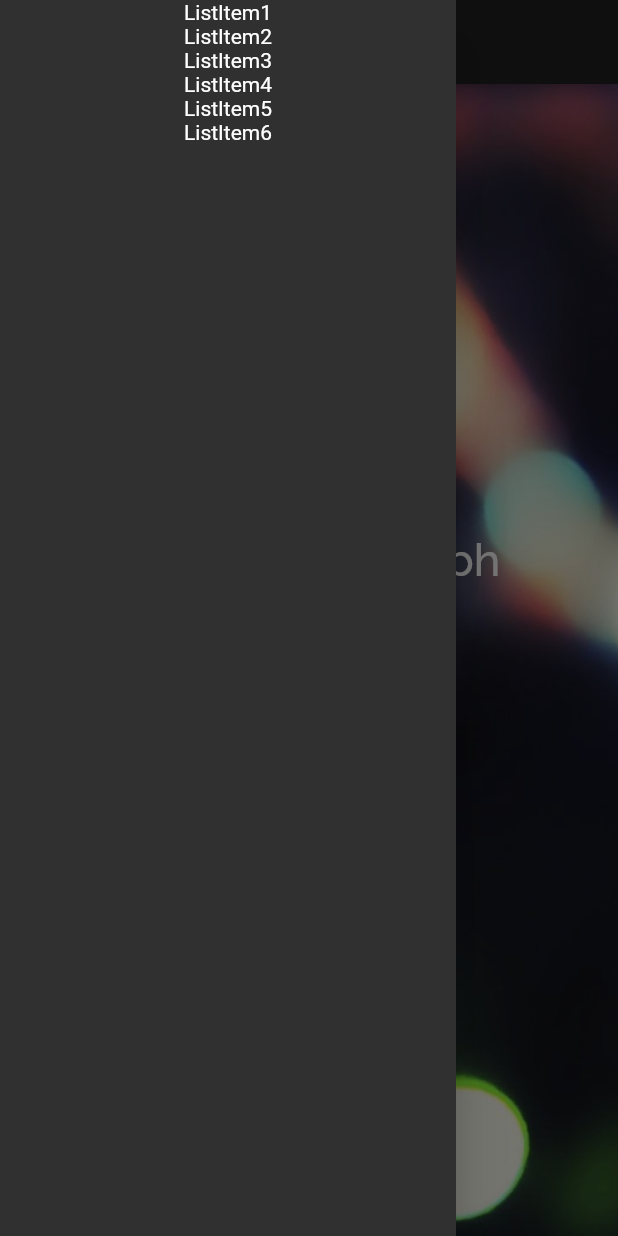
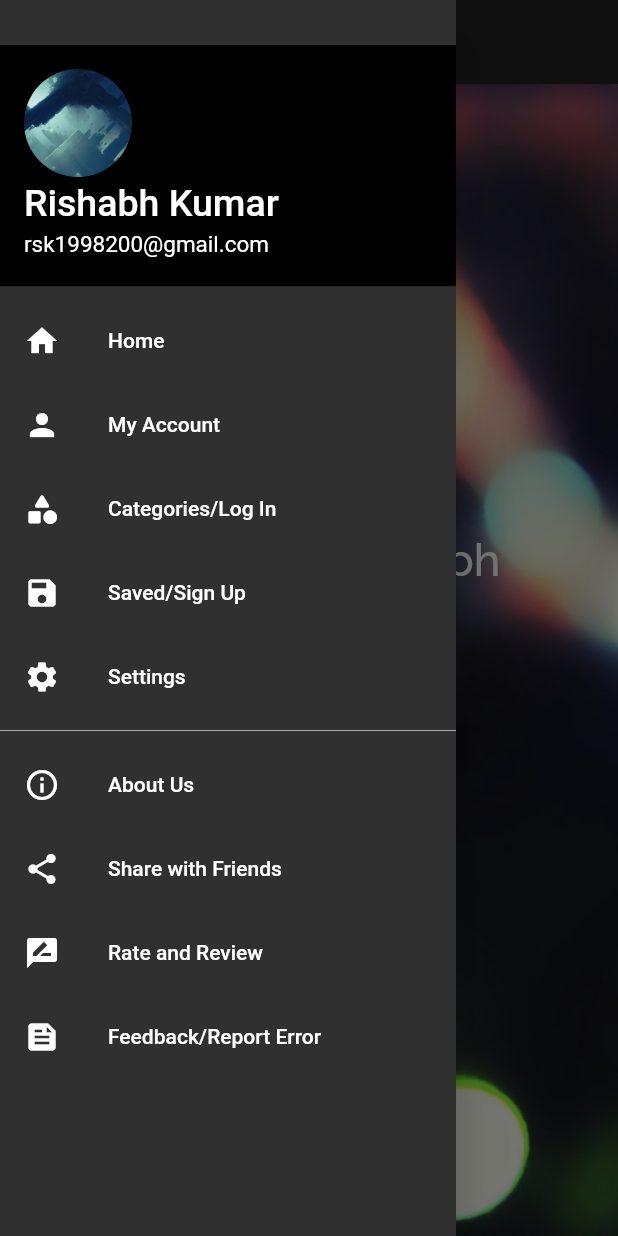
Before and after one commit to Rishabh3998/TeNeT, a Flutter app: the screen it shows after launch, with the side drawer open, on a phone screen of 412 x 824 dp. Run offline on Flutter 3.47's test engine with Material 2 defaults, Android fonts, the phone set to English and light mode, and no system bars; our stand-ins replace google_fonts.

Commit message:
UI Changed

```diff
--- a/lib/main.dart
+++ b/lib/main.dart
@@ -1,6 +1,5 @@
 import 'package:flutter/material.dart';
 import 'package:login_page/screens/home_page.dart';
-import 'package:login_page/screens/login_page.dart';
 
 void main() {
   runApp(MyApp());
--- a/lib/screens/home_page.dart
+++ b/lib/screens/home_page.dart
@@ -1,6 +1,8 @@
 import 'package:flutter/material.dart';
 import 'package:google_fonts/google_fonts.dart';
 import 'package:login_page/screens/login_page.dart';
+import 'package:login_page/screens/mainlogin_page.dart';
+import 'package:login_page/screens/signup_page.dart';
 
 class HomePage extends StatefulWidget {
   @override
@@ -16,14 +18,131 @@ class _HomePageState extends State<HomePage> {
           centerTitle: true,
         ),
         drawer: Drawer(
-          child: Column(
-            children: [
-              Text("ListItem1"),
-              Text("ListItem2"),
-              Text("ListItem3"),
-              Text("ListItem4"),
-              Text("ListItem5"),
-              Text("ListItem6"),
+          child: ListView(
+            // Important: Remove any padding from the ListView.
+            padding: EdgeInsets.only(top: 30.0),
+            children: <Widget>[
+              // SizedBox(
+              //   height: 30.0,
+              // ),
+              // Padding(
+              //   padding: EdgeInsets.fromLTRB(10, 10, 30, 10),
+              //   child: Text(
+              //     'TeNet',
+              //     style: GoogleFonts.raleway(
+              //       fontStyle: FontStyle.normal,
+              //       fontWeight: FontWeight.w600,
+              //       fontSize: 30.0,
+              //     ),
+              //   ),
+              // ),
+              UserAccountsDrawerHeader(
+                accountName: Text(
+                  "Rishabh Kumar",
+                  style: TextStyle(fontSize: 25.0),
+                ),
+                accountEmail: Text(
+                  'rsk1998200@gmail.com',
+                  style: TextStyle(fontSize: 15.0),
+                ),
+                currentAccountPicture: CircleAvatar(
+                  backgroundImage: AssetImage('assets/images/5.jpg'),
+                ),
+                decoration: BoxDecoration(
+                  color: Colors.black,
+                  // image: DecorationImage(
+                  //   image: AssetImage('assets/images/7.jpg'),
+                  //   fit: BoxFit.cover,
+                  // ),
+                ),
+              ),
+              ListTile(
+                title: Text('Home'),
+                leading: Icon(Icons.home),
+                onTap: () {
+                  // Update the state of the app.
+                  // ...
+                },
+              ),
+              ListTile(
+                title: Text('My Account'),
+                leading: Icon(Icons.person),
+                onTap: () {
+                  Navigator.push(
+                    context,
+                    MaterialPageRoute(
+                      builder: (context) => LoginPage(),
+                    ),
+                  );
+                },
+              ),
+              ListTile(
+                title: Text('Categories/Log In'),
+                leading: Icon(Icons.category_rounded),
+                onTap: () {
+                  Navigator.push(
+                    context,
+                    MaterialPageRoute(
+                      builder: (context) => MainLoginPage(),
+                    ),
+                  );
+                },
+              ),
+              ListTile(
+                title: Text('Saved/Sign Up'),
+                leading: Icon(Icons.save),
+                onTap: () {
+                  Navigator.push(
+                    context,
+                    MaterialPageRoute(
+                      builder: (context) => SignUpPage(),
+                    ),
+                  );
+                },
+              ),
+              ListTile(
+                title: Text('Settings'),
+                leading: Icon(Icons.settings),
+                onTap: () {
+                  // Update the state of the app.
+                  // ...
+                },
+              ),
+              Divider(
+                color: Colors.white60,
+              ),
+              ListTile(
+                title: Text('About Us'),
+                leading: Icon(Icons.info_outline),
+                onTap: () {
+                  // Update the state of the app.
+                  // ...
+                },
+              ),
+              ListTile(
+                title: Text('Share with Friends'),
+                leading: Icon(Icons.share),
+                onTap: () {
+                  // Update the state of the app.
+                  // ...
+                },
+              ),
+              ListTile(
+                title: Text('Rate and Review'),
+                leading: Icon(Icons.rate_review),
+                onTap: () {
+                  // Update the state of the app.
+                  // ...
+                },
+              ),
+              ListTile(
+                title: Text('Feedback/Report Error'),
+                leading: Icon(Icons.feed),
+                onTap: () {
+                  // Update the state of the app.
+                  // ...
+                },
+              ),
             ],
           ),
         ),
```
Also changed, not shown: assets/images/Profile.png (added), assets/images/backprofile.jpg (added).
